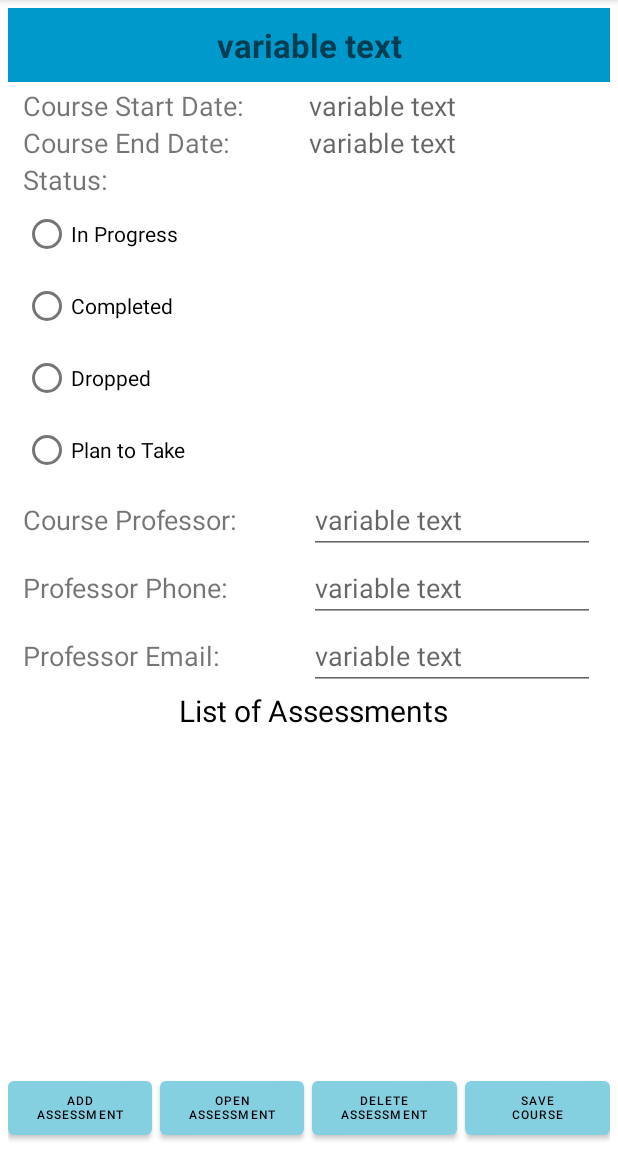
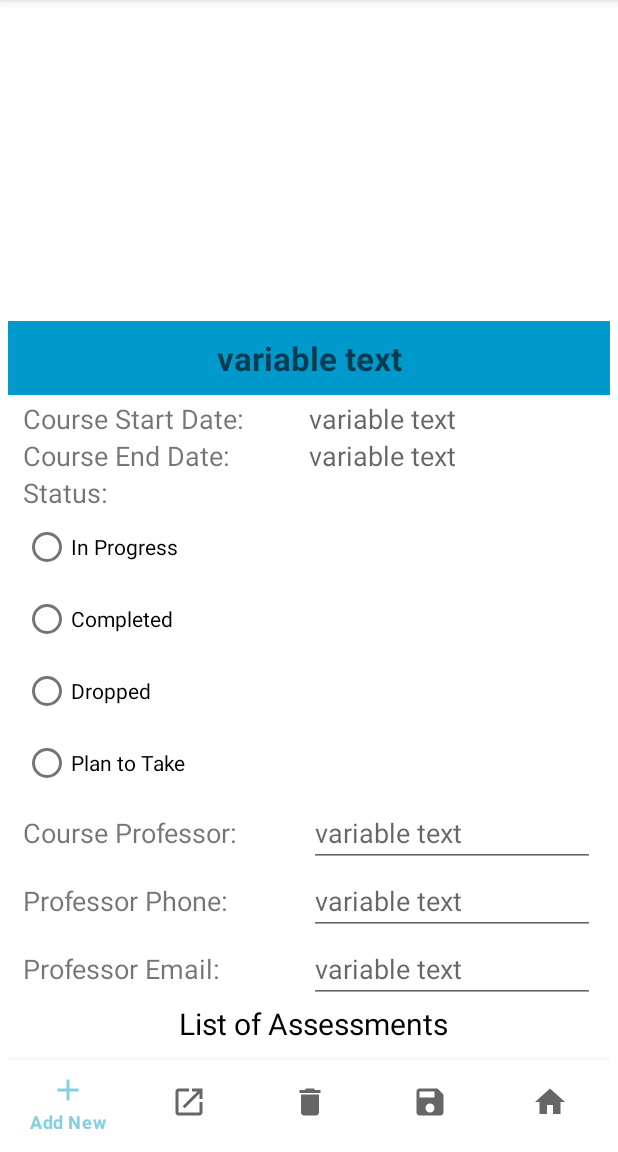
Before and after one commit to leebliss/schoolPlannerMobileApp, an Android app: the CourseDetail screen opened directly, with no data from a screen before it, on a phone screen of 412 x 824 dp, the part 84-1236 px from its top. Run offline under Robolectric (Android 15) with nearby library versions, the phone set to English and light mode, and no system bars; 4 statements that could not run were skipped.

Commit message:
School Planner Mobile App Final project for WGU course C196

```diff
--- /dev/null
+++ b/app/src/main/res/drawable/ic_baseline_add_24.xml
@@ -0,0 +1,5 @@
+<vector android:height="24dp" android:tint="#000000"
+    android:viewportHeight="24" android:viewportWidth="24"
+    android:width="24dp" xmlns:android="http://schemas.android.com/apk/res/android">
+    <path android:fillColor="@android:color/white" android:pathData="M19,13h-6v6h-2v-6H5v-2h6V5h2v6h6v2z"/>
+</vector>
--- /dev/null
+++ b/app/src/main/res/drawable/ic_baseline_add_circle_24.xml
@@ -0,0 +1,5 @@
+<vector android:height="24dp" android:tint="#000000"
+    android:viewportHeight="24" android:viewportWidth="24"
+    android:width="24dp" xmlns:android="http://schemas.android.com/apk/res/android">
+    <path android:fillColor="@android:color/white" android:pathData="M12,2C6.48,2 2,6.48 2,12s4.48,10 10,10 10,-4.48 10,-10S17.52,2 12,2zM17,13h-4v4h-2v-4L7,13v-2h4L11,7h2v4h4v2z"/>
+</vector>
--- /dev/null
+++ b/app/src/main/res/drawable/ic_baseline_delete_24.xml
@@ -0,0 +1,5 @@
+<vector android:height="24dp" android:tint="#000000"
+    android:viewportHeight="24" android:viewportWidth="24"
+    android:width="24dp" xmlns:android="http://schemas.android.com/apk/res/android">
+    <path android:fillColor="@android:color/white" android:pathData="M6,19c0,1.1 0.9,2 2,2h8c1.1,0 2,-0.9 2,-2V7H6v12zM19,4h-3.5l-1,-1h-5l-1,1H5v2h14V4z"/>
+</vector>
--- /dev/null
+++ b/app/src/main/res/drawable/ic_baseline_home_24.xml
@@ -0,0 +1,5 @@
+<vector android:height="24dp" android:tint="#000000"
+    android:viewportHeight="24" android:viewportWidth="24"
+    android:width="24dp" xmlns:android="http://schemas.android.com/apk/res/android">
+    <path android:fillColor="@android:color/white" android:pathData="M10,20v-6h4v6h5v-8h3L12,3 2,12h3v8z"/>
+</vector>
--- /dev/null
+++ b/app/src/main/res/drawable/ic_baseline_notifications_24.xml
@@ -0,0 +1,5 @@
+<vector android:height="24dp" android:tint="#000000"
+    android:viewportHeight="24" android:viewportWidth="24"
+    android:width="24dp" xmlns:android="http://schemas.android.com/apk/res/android">
+    <path android:fillColor="@android:color/white" android:pathData="M12,22c1.1,0 2,-0.9 2,-2h-4c0,1.1 0.89,2 2,2zM18,16v-5c0,-3.07 -1.64,-5.64 -4.5,-6.32L13.5,4c0,-0.83 -0.67,-1.5 -1.5,-1.5s-1.5,0.67 -1.5,1.5v0.68C7.63,5.36 6,7.92 6,11v5l-2,2v1h16v-1l-2,-2z"/>
+</vector>
--- /dev/null
+++ b/app/src/main/res/drawable/ic_baseline_open_in_new_24.xml
@@ -0,0 +1,5 @@
+<vector android:height="24dp" android:tint="#000000"
+    android:viewportHeight="24" android:viewportWidth="24"
+    android:width="24dp" xmlns:android="http://schemas.android.com/apk/res/android">
+    <path android:fillColor="@android:color/white" android:pathData="M19,19H5V5h7V3H5c-1.11,0 -2,0.9 -2,2v14c0,1.1 0.89,2 2,2h14c1.1,0 2,-0.9 2,-2v-7h-2v7zM14,3v2h3.59l-9.83,9.83 1.41,1.41L19,6.41V10h2V3h-7z"/>
+</vector>
--- /dev/null
+++ b/app/src/main/res/drawable/ic_baseline_save_24.xml
@@ -0,0 +1,5 @@
+<vector android:height="24dp" android:tint="#000000"
+    android:viewportHeight="24" android:viewportWidth="24"
+    android:width="24dp" xmlns:android="http://schemas.android.com/apk/res/android">
+    <path android:fillColor="@android:color/white" android:pathData="M17,3L5,3c-1.11,0 -2,0.9 -2,2v14c0,1.1 0.89,2 2,2h14c1.1,0 2,-0.9 2,-2L21,7l-4,-4zM12,19c-1.66,0 -3,-1.34 -3,-3s1.34,-3 3,-3 3,1.34 3,3 -1.34,3 -3,3zM15,9L5,9L5,5h10v4z"/>
+</vector>
--- /dev/null
+++ b/app/src/main/res/drawable/ic_baseline_settings_24.xml
@@ -0,0 +1,5 @@
+<vector android:height="24dp" android:tint="#000000"
+    android:viewportHeight="24" android:viewportWidth="24"
+    android:width="24dp" xmlns:android="http://schemas.android.com/apk/res/android">
+    <path android:fillColor="@android:color/white" android:pathData="M19.14,12.94c0.04,-0.3 0.06,-0.61 0.06,-0.94c0,-0.32 -0.02,-0.64 -0.07,-0.94l2.03,-1.58c0.18,-0.14 0.23,-0.41 0.12,-0.61l-1.92,-3.32c-0.12,-0.22 -0.37,-0.29 -0.59,-0.22l-2.39,0.96c-0.5,-0.38 -1.03,-0.7 -1.62,-0.94L14.4,2.81c-0.04,-0.24 -0.24,-0.41 -0.48,-0.41h-3.84c-0.24,0 -0.43,0.17 -0.47,0.41L9.25,5.35C8.66,5.59 8.12,5.92 7.63,6.29L5.24,5.33c-0.22,-0.08 -0.47,0 -0.59,0.22L2.74,8.87C2.62,9.08 2.66,9.34 2.86,9.48l2.03,1.58C4.84,11.36 4.8,11.69 4.8,12s0.02,0.64 0.07,0.94l-2.03,1.58c-0.18,0.14 -0.23,0.41 -0.12,0.61l1.92,3.32c0.12,0.22 0.37,0.29 0.59,0.22l2.39,-0.96c0.5,0.38 1.03,0.7 1.62,0.94l0.36,2.54c0.05,0.24 0.24,0.41 0.48,0.41h3.84c0.24,0 0.44,-0.17 0.47,-0.41l0.36,-2.54c0.59,-0.24 1.13,-0.56 1.62,-0.94l2.39,0.96c0.22,0.08 0.47,0 0.59,-0.22l1.92,-3.32c0.12,-0.22 0.07,-0.47 -0.12,-0.61L19.14,12.94zM12,15.6c-1.98,0 -3.6,-1.62 -3.6,-3.6s1.62,-3.6 3.6,-3.6s3.6,1.62 3.6,3.6S13.98,15.6 12,15.6z"/>
+</vector>
--- a/app/src/main/res/layout/activity_course_detail.xml
+++ b/app/src/main/res/layout/activity_course_detail.xml
@@ -1,57 +1,75 @@
 <?xml version="1.0" encoding="utf-8"?>
 
     <RelativeLayout xmlns:android="http://schemas.android.com/apk/res/android"
+        xmlns:app="http://schemas.android.com/apk/res-auto"
         xmlns:tools="http://schemas.android.com/tools"
         android:layout_width="match_parent"
-        android:layout_height="match_parent"
+        android:layout_height="wrap_content"
         android:background="@color/white"
         android:padding="5dp"
-        tools:context=".CourseDetail">
+        tools:context=".CourseDetail"
+        android:id="@+id/mainLayOut"
+    >
+
+    <ScrollView
+        android:id="@+id/mainScrollView"
+        android:layout_width="match_parent"
+        android:layout_height="wrap_content"
+        android:layout_above="@id/bottom_navigation"
+        android:scrollbars="vertical">
+
+        <RelativeLayout
+            android:layout_width="match_parent"
+            android:layout_height="wrap_content"
+            android:orientation="vertical"
+            >
 
             <EditText
                 android:id="@+id/textTitle"
                 android:layout_width="match_parent"
                 android:layout_height="wrap_content"
+                android:layout_marginBottom="3dp"
                 android:background="@android:color/holo_blue_dark"
+                android:gravity="center"
                 android:hint="variable text"
+                android:padding="10dp"
+                android:textColor="@color/white"
                 android:textSize="22dp"
-            android:textColor="@color/white"
-            android:textStyle="bold"
-            android:padding="10dp"
-            android:layout_marginBottom="3dp"
-            android:gravity="center"
-            />
+                android:textStyle="bold" />
+
             <LinearLayout
                 android:id="@+id/courseStartLayout"
                 android:layout_width="match_parent"
                 android:layout_height="wrap_content"
+                android:layout_below="@id/textTitle"
                 android:layout_marginLeft="10dp"
-        android:layout_marginRight="10dp"
-        android:layout_below="@id/textTitle"
-        >
+                android:layout_marginRight="10dp">
+
                 <TextView
                     android:id="@+id/courseStartDateTitle"
-            android:layout_width= "0dp"
+                    android:layout_width="0dp"
                     android:layout_height="wrap_content"
                     android:layout_weight="1"
-            android:text ="Course Start Date: "
+                    android:text="Course Start Date: "
                     android:textSize="18dp" />
+
                 <TextView
                     android:id="@+id/courseStartDate"
-            android:layout_width= "0dp"
+                    android:layout_width="0dp"
                     android:layout_height="wrap_content"
                     android:layout_weight="1"
                     android:hint="variable text"
                     android:textSize="18dp" />
             </LinearLayout>
+
             <LinearLayout
                 android:id="@+id/courseEndLayout"
                 android:layout_width="match_parent"
                 android:layout_height="wrap_content"
+                android:layout_below="@id/courseStartLayout"
                 android:layout_marginLeft="10dp"
-        android:layout_marginRight="10dp"
-        android:layout_below="@id/courseStartLayout"
-        >
+                android:layout_marginRight="10dp">
+
                 <TextView
                     android:id="@+id/courseEndDateTitle"
                     android:layout_width="0dp"
@@ -59,6 +77,7 @@
                     android:layout_weight="1"
                     android:text="Course End Date: "
                     android:textSize="18dp" />
+
                 <TextView
                     android:id="@+id/courseEndDate"
                     android:layout_width="0dp"
@@ -67,58 +86,59 @@
                     android:hint="variable text"
                     android:textSize="18dp" />
             </LinearLayout>
+
             <TextView
-        android:textSize="18dp"
-        android:text ="Status:"
                 android:id="@+id/courseStatusTitle"
                 android:layout_width="match_parent"
                 android:layout_height="wrap_content"
+                android:layout_below="@id/courseEndLayout"
                 android:layout_marginLeft="10dp"
                 android:layout_marginRight="10dp"
-        android:layout_below="@id/courseEndLayout"
-        />
+                android:text="Status:"
+                android:textSize="18dp" />
+
             <RadioGroup
+                android:id="@+id/courseStatusRadioGroup"
                 android:layout_width="wrap_content"
                 android:layout_height="wrap_content"
-        android:text ="End Date"
-        android:id="@+id/courseStatusRadioGroup"
+                android:layout_below="@+id/courseStatusTitle"
                 android:layout_marginLeft="10dp"
                 android:layout_marginRight="10dp"
-        android:layout_below="@+id/courseStatusTitle"
-        >
+                android:text="End Date">
+
                 <RadioButton
                     android:id="@+id/inProgressRadioButton"
                     android:layout_width="wrap_content"
                     android:layout_height="wrap_content"
-            android:text ="In Progress"
-            />
+                    android:text="In Progress" />
+
                 <RadioButton
                     android:id="@+id/completedRadioButton"
                     android:layout_width="wrap_content"
                     android:layout_height="wrap_content"
-            android:text ="Completed"
-            />
+                    android:text="Completed" />
+
                 <RadioButton
                     android:id="@+id/droppedRadioButton"
                     android:layout_width="wrap_content"
                     android:layout_height="wrap_content"
-            android:text ="Dropped"
-            />
+                    android:text="Dropped" />
+
                 <RadioButton
                     android:id="@+id/planToTakeRadioButton"
                     android:layout_width="wrap_content"
                     android:layout_height="wrap_content"
-            android:text ="Plan to Take"
-            />
+                    android:text="Plan to Take" />
             </RadioGroup>
+
             <LinearLayout
                 android:id="@+id/courseProfessorLayout"
                 android:layout_width="match_parent"
                 android:layout_height="wrap_content"
+                android:layout_below="@id/courseStatusRadioGroup"
                 android:layout_marginLeft="10dp"
-        android:layout_marginRight="10dp"
-        android:layout_below="@id/courseStatusRadioGroup"
-        >
+                android:layout_marginRight="10dp">
+
                 <TextView
                     android:id="@+id/courseProfessorTitle"
                     android:layout_width="0dp"
@@ -126,6 +146,7 @@
                     android:layout_weight="1"
                     android:text="Course Professor: "
                     android:textSize="18dp" />
+
                 <EditText
                     android:id="@+id/courseProfessor"
                     android:layout_width="0dp"
@@ -134,14 +155,15 @@
                     android:hint="variable text"
                     android:textSize="18dp" />
             </LinearLayout>
+
             <LinearLayout
                 android:id="@+id/courseProfessorPhoneLayout"
                 android:layout_width="match_parent"
                 android:layout_height="wrap_content"
+                android:layout_below="@id/courseProfessorLayout"
                 android:layout_marginLeft="10dp"
-        android:layout_marginRight="10dp"
-        android:layout_below="@id/courseProfessorLayout"
-        >
+                android:layout_marginRight="10dp">
+
                 <TextView
                     android:id="@+id/courseProfessorPhoneTitle"
                     android:layout_width="0dp"
@@ -149,6 +171,7 @@
                     android:layout_weight="1"
                     android:text="Professor Phone: "
                     android:textSize="18dp" />
+
                 <EditText
                     android:id="@+id/courseProfessorPhone"
                     android:layout_width="0dp"
@@ -157,14 +180,15 @@
                     android:hint="variable text"
                     android:textSize="18dp" />
             </LinearLayout>
+
             <LinearLayout
                 android:id="@+id/courseProfessorEmailLayout"
                 android:layout_width="match_parent"
                 android:layout_height="wrap_content"
+                android:layout_below="@id/courseProfessorPhoneLayout"
                 android:layout_marginLeft="10dp"
-        android:layout_marginRight="10dp"
-        android:layout_below="@id/courseProfessorPhoneLayout"
-        >
+                android:layout_marginRight="10dp">
+
                 <TextView
                     android:id="@+id/courseProfessorEmailTitle"
                     android:layout_width="0dp"
@@ -172,6 +196,7 @@
                     android:layout_weight="1"
                     android:text="Professor Email: "
                     android:textSize="18dp" />
+
                 <EditText
                     android:id="@+id/courseProfessorEmail"
                     android:layout_width="0dp"
@@ -180,76 +205,44 @@
                     android:hint="variable text"
                     android:textSize="18dp" />
             </LinearLayout>
+
+            <RelativeLayout
+                android:id="@+id/assessmentListViewLayout"
+                android:layout_width="match_parent"
+                android:layout_height="match_parent"
+                android:layout_below="@id/courseProfessorEmailLayout"
+                android:layout_marginLeft="10dp"
+                android:layout_marginRight="10dp"
+                android:layout_marginBottom="5dp"
+                android:orientation="vertical">
+
                 <TextView
                     android:id="@+id/assessmentListHeader"
                     android:layout_width="match_parent"
                     android:layout_height="wrap_content"
-        android:textSize="20dp"
-        android:textColor="@color/black"
-        android:textAlignment="center"
-        android:text="List of Assessments"
                     android:layout_marginLeft="5dp"
                     android:layout_marginBottom="5dp"
-        android:layout_below="@id/courseProfessorEmailLayout"
-        />
-    <LinearLayout
-        android:layout_width="wrap_content"
-        android:layout_height="wrap_content"
-        android:layout_marginLeft="10dp"
-        android:layout_marginRight="10dp"
-        android:layout_below="@id/assessmentListHeader"
-        android:layout_above="@id/bottomButtonLayout"
-        android:scrollbars="vertical"
-        >
+                    android:text="List of Assessments"
+                    android:textAlignment="center"
+                    android:textColor="@color/black"
+                    android:textSize="20dp" />
+
                 <ListView
                     android:id="@+id/displayAssessmentNames"
                     android:layout_width="match_parent"
-            android:layout_height="wrap_content"
-            android:textSize="16dp"
+                    android:layout_height="match_parent"
+                    android:layout_below="@id/assessmentListHeader"
+                    android:textSize="16dp" />
                     />
-    </LinearLayout>
-    <LinearLayout
-        android:id="@+id/bottomButtonLayout"
+            </RelativeLayout>
+
+        </RelativeLayout>
+    </ScrollView>
+    <com.google.android.material.bottomnavigation.BottomNavigationView
+        android:id="@+id/bottom_navigation"
         android:layout_width="match_parent"
         android:layout_height="wrap_content"
-        android:layout_marginTop="10dp"
         android:layout_alignParentBottom="true"
-        android:layout_gravity="bottom"
-        android:orientation="horizontal"
-        >
-        <Button
-            android:id="@+id/btnInsert"
-            android:layout_width="0dp"
-            android:layout_height="wrap_content"
-            android:layout_weight="1"
-            android:layout_marginRight="5dp"
-            android:text="Add Assessment"
-            android:textSize="8dp" />
+        app:menu="@menu/bottom_nav_menu" />
 
-        <Button
-            android:id="@+id/btnUpdate"
-            android:layout_width="0dp"
-            android:layout_height="wrap_content"
-            android:layout_weight="1"
-            android:layout_marginRight="5dp"
-            android:text="Open Assessment"
-            android:textSize="8dp" />
-
-        <Button
-            android:id="@+id/btnDelete"
-            android:layout_width="0dp"
-            android:layout_weight="1"
-            android:layout_marginRight="5dp"
-            android:layout_height="wrap_content"
-            android:text="Delete Assessment"
-            android:textSize="8dp" />
-
-        <Button
-            android:id="@+id/btnSave"
-            android:layout_width="0dp"
-            android:layout_height="wrap_content"
-            android:layout_weight="1"
-            android:text="Save     Course"
-            android:textSize="8dp" />
-    </LinearLayout>
 </RelativeLayout>
--- /dev/null
+++ b/app/src/main/res/menu/bottom_nav_menu.xml
@@ -0,0 +1,19 @@
+<?xml version="1.0" encoding="utf-8"?>
+<menu xmlns:android="http://schemas.android.com/apk/res/android">
+
+    <item android:id ="@+id/addNew"
+        android:title="Add New"
+        android:icon="@drawable/ic_baseline_add_24"/>
+    <item android:id ="@+id/open"
+        android:title="Open"
+        android:icon="@drawable/ic_baseline_open_in_new_24"/>
+    <item android:id ="@+id/delete"
+        android:title="Delete"
+        android:icon="@drawable/ic_baseline_delete_24"/>
+    <item android:id ="@+id/save"
+        android:title="Save"
+        android:icon="@drawable/ic_baseline_save_24"/>
+    <item android:id ="@+id/home"
+        android:title="Home"
+        android:icon="@drawable/ic_baseline_home_24"/>
+</menu>
```
Also changed, not shown: app/src/main/java/com/example/schoolplanner/AddAssessmentDialog.java (+45 -6 lines), app/src/main/java/com/example/schoolplanner/CourseDetail.java (+95 -1 lines), app/src/main/java/com/example/schoolplanner/MainActivity.java (+1 -27 lines), app/src/main/res/layout/layout_add_assessment_dialog.xml (+58 -13 lines), app/src/main/res/drawable/calendar_7_32.png (added), app/src/main/res/drawable/clock_7_32.png (added). Lines whose indentation alone changed are shown as unchanged.
